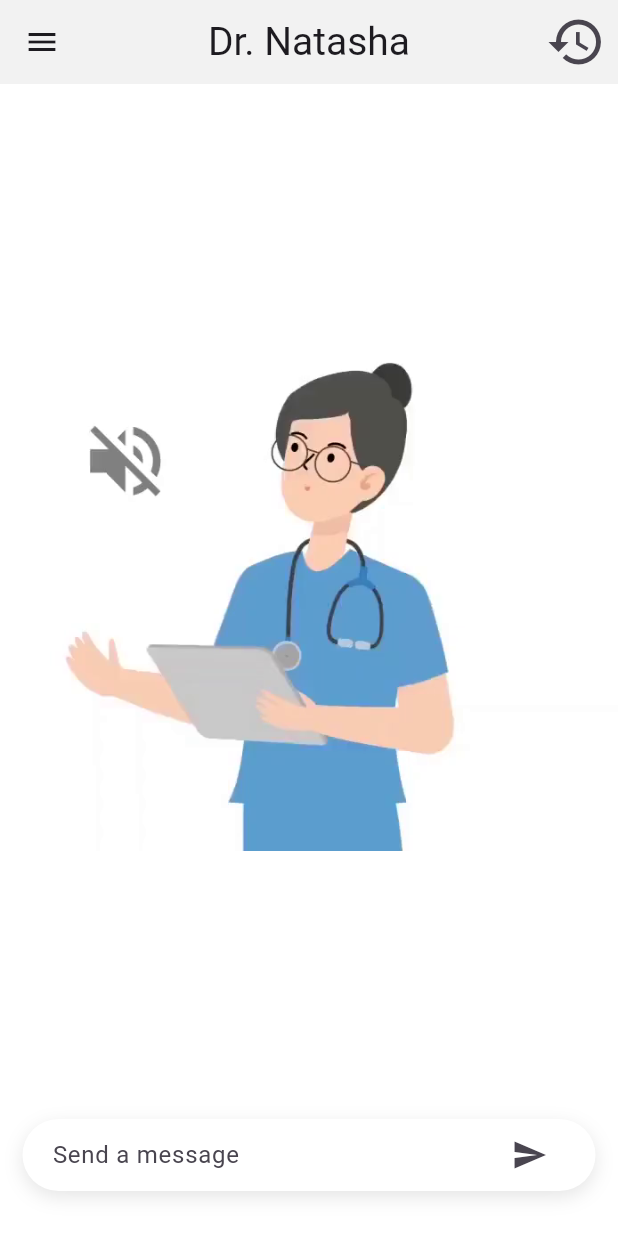
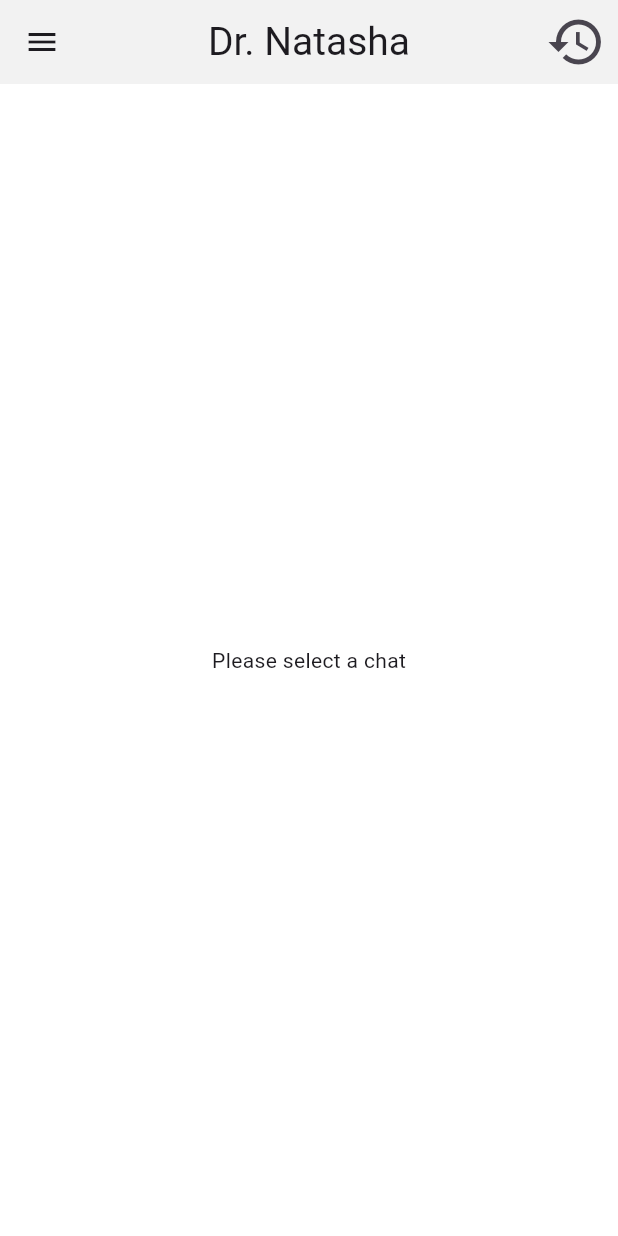
Before and after one commit to mcdulltii/CSC2102, a Flutter app: the AnimationPage screen opened directly, on a phone screen of 412 x 824 dp. Run offline on Flutter 3.47's test engine with Material 3 defaults, Android fonts, the phone set to English and light mode, and no system bars; our stand-ins replace animated_text_kit, bloc, dio, flutter_bloc, flutter_keyboard_visibility, flutter_spinkit and 3 more; accounts and stored records are empty; project files that could hold a hidden picture were left out.

Commit message:
Fix chat history bugs

```diff
--- a/frontend/lib/constants/api.dart
+++ b/frontend/lib/constants/api.dart
@@ -1,4 +1,4 @@
 // ignore_for_file: constant_identifier_names
-const QUERY_BASE_URL = "https://3415-218-212-142-43.ngrok-free.app";
-const SERVER_BASE_URL = "https://3415-218-212-142-43.ngrok-free.app";
-const BOT_BASE_URL = "https://3415-218-212-142-43.ngrok-free.app";
+const QUERY_BASE_URL = "https://100a-218-212-131-201.ngrok-free.app";
+const SERVER_BASE_URL = "https://100a-218-212-131-201.ngrok-free.app";
+const BOT_BASE_URL = "https://100a-218-212-131-201.ngrok-free.app";
--- a/frontend/lib/logic/message/message_state.dart
+++ b/frontend/lib/logic/message/message_state.dart
@@ -1,11 +1,16 @@
 part of 'message_cubit.dart';
 
-@immutable
 sealed class MessageState {}
 
 final class MessageInitial extends MessageState {}
 
 final class MessageQueryLoading extends MessageState {}
+
+final class MessagesLoaded extends MessageState {
+  final List<Message> messages;
+
+  MessagesLoaded({required this.messages});
+}
 
 final class MessageQueryLoaded extends MessageState {
   String text;
--- a/frontend/lib/presentation/screens/chat/components/drawer.dart
+++ b/frontend/lib/presentation/screens/chat/components/drawer.dart
@@ -167,7 +167,7 @@ class _CustomNavigationDrawerState extends State<CustomNavigationDrawer> {
               child: TextButton(
                 onPressed: () async {
                   await saveChatIdToLocalStorage(chat.id).then((_) {
-                    _messageCubit.getMessagesByChatId(chat.id);
+                    _messageCubit.updateChatId(chat.id);
                     Navigator.pop(context);
                   });
                 },
--- a/frontend/lib/presentation/screens/chat/pages/animation_page.dart
+++ b/frontend/lib/presentation/screens/chat/pages/animation_page.dart
@@ -82,23 +82,26 @@ class _AnimationPageState extends State<AnimationPage> {
                   navigateWithFadeTransition(context, const WelcomePage());
                 },
               ),
-            body: Column(
+              body: state is MessagesEmpty
+                  ? const Center(
+                      child: Text("Please select a chat"),
+                    )
+                  : Column(
                       children: [
                         Expanded(
                           child: GestureDetector(
                             onTap: () {
                               if (cubit.botLastMessage.isNotEmpty) {
-
                                 setState(() {
-                          if((state as MessageQueryLoaded).isSpeaking){
-                            state.isSpeaking=false;
-                          }else{
-                            state.isSpeaking=true;
+                                  if ((state as MessageQueryLoaded)
+                                      .isSpeaking) {
+                                    state.isSpeaking = false;
+                                  } else {
+                                    state.isSpeaking = true;
                                   }
                                   ttsCubit.setIsSpeaking(state.isSpeaking);
                                 });
-                        ttsCubit.speak(cubit
-                            .botLastMessage);
+                                ttsCubit.speak(cubit.botLastMessage);
                               }
                             },
                             child: SizedBox(
@@ -123,7 +126,8 @@ class _AnimationPageState extends State<AnimationPage> {
                                             navigateWithFadeTransition(
                                               context,
                                               ChatPage(
-                                        editingController: editingController,
+                                                editingController:
+                                                    editingController,
                                               ),
                                             );
                                           },
@@ -149,8 +153,7 @@ class _AnimationPageState extends State<AnimationPage> {
                           ),
                         )
                       ],
-            ),
-          );
+                    ));
         },
       ),
     );
--- a/frontend/lib/presentation/screens/chat/pages/chat_page.dart
+++ b/frontend/lib/presentation/screens/chat/pages/chat_page.dart
@@ -37,6 +37,7 @@ class _ChatPageState extends State<ChatPage> {
   @override
   void initState() {
     cubit = BlocProvider.of<MessageCubit>(context)..isChatSelected();
+    cubit.getMessagesByChatId();
     authCubit = BlocProvider.of<AuthCubit>(context);
     super.initState();
   }
```
Also changed, not shown: frontend/lib/logic/message/message_cubit.dart (+13 -6 lines). Lines whose indentation alone changed are shown as unchanged.
